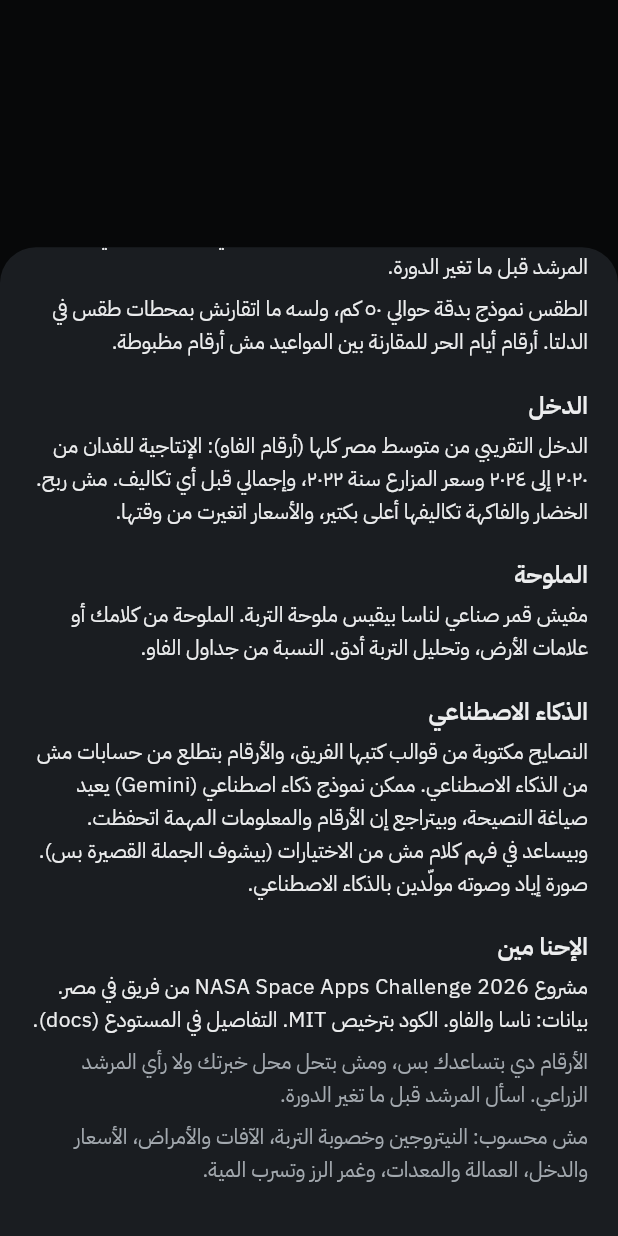
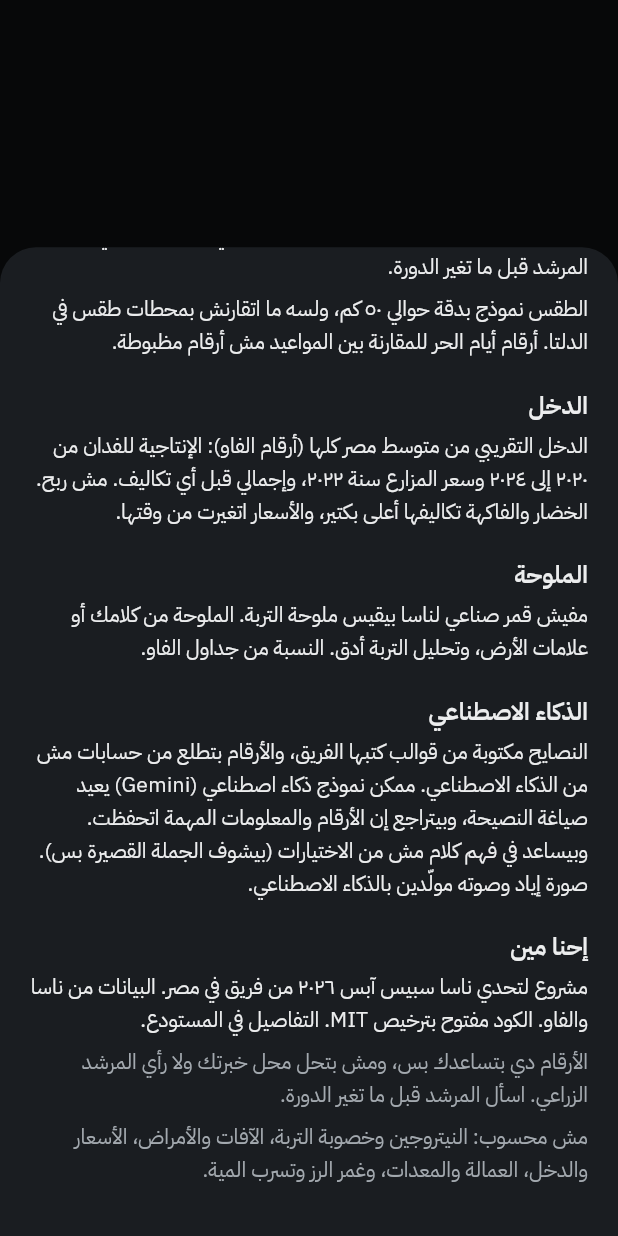
Before and after one commit to TarekELz/fieldshift, a Flutter app: what showTerms() shows on an empty page, opened directly, scrolled down 167 dp, on a phone screen of 412 x 824 dp. Run offline on Flutter 3.47's test engine with Material 3 defaults, Android fonts, the phone set to English and light mode, and no system bars; our stand-ins replace audioplayers, flutter_tts, speech_to_text.

Commit message:
fix: Terms heading 'إحنا مين' (was 'الإحنا مين') and the mixed-direction line; remove the 'What we do not claim' section from the README

```diff
--- a/app/lib/terms.dart
+++ b/app/lib/terms.dart
@@ -29,8 +29,8 @@ void showTerms(BuildContext context) {
         _h(tr('الذكاء الاصطناعي', 'Artificial intelligence')),
         _p(tr('النصايح مكتوبة من قوالب كتبها الفريق، والأرقام بتطلع من حسابات مش من الذكاء الاصطناعي. ممكن نموذج ذكاء اصطناعي (Gemini) يعيد صياغة النصيحة، وبيتراجع إن الأرقام والمعلومات المهمة اتحفظت. وبيساعد في فهم كلام مش من الاختيارات (بيشوف الجملة القصيرة بس). صورة إياد وصوته مولّدين بالذكاء الاصطناعي.',
             'The advice is written from templates by the team, and the numbers come from calculations, not from the AI. An AI model (Gemini) may reword the advice, and the result is used only if every number and key fact is kept. It also helps understand a phrase that is not among the options (it sees only that short phrase). Eyad\'s picture and voice are AI-generated.')),
-        _h(tr('الإحنا مين', 'About')),
-        _p(tr('مشروع NASA Space Apps Challenge 2026 من فريق في مصر. بيانات: ناسا والفاو. الكود بترخيص MIT. التفاصيل في المستودع (docs).', 'A NASA Space Apps Challenge 2026 project by a team in Egypt. Data: NASA and FAO. Code under the MIT licence. Details in the repository (docs).')),
+        _h(tr('إحنا مين', 'About')),
+        _p(tr('مشروع لتحدي ناسا سبيس آبس ٢٠٢٦ من فريق في مصر. البيانات من ناسا والفاو. الكود مفتوح بترخيص MIT. التفاصيل في المستودع.', 'A NASA Space Apps Challenge 2026 project by a team in Egypt. Data: NASA and FAO. Code under the MIT licence. Details in the repository (docs).')),
         _p(noticeN(), dim: true),
         _p(notModelledN(), dim: true),
       ]),
```
Also changed, not shown: 1 other file.
